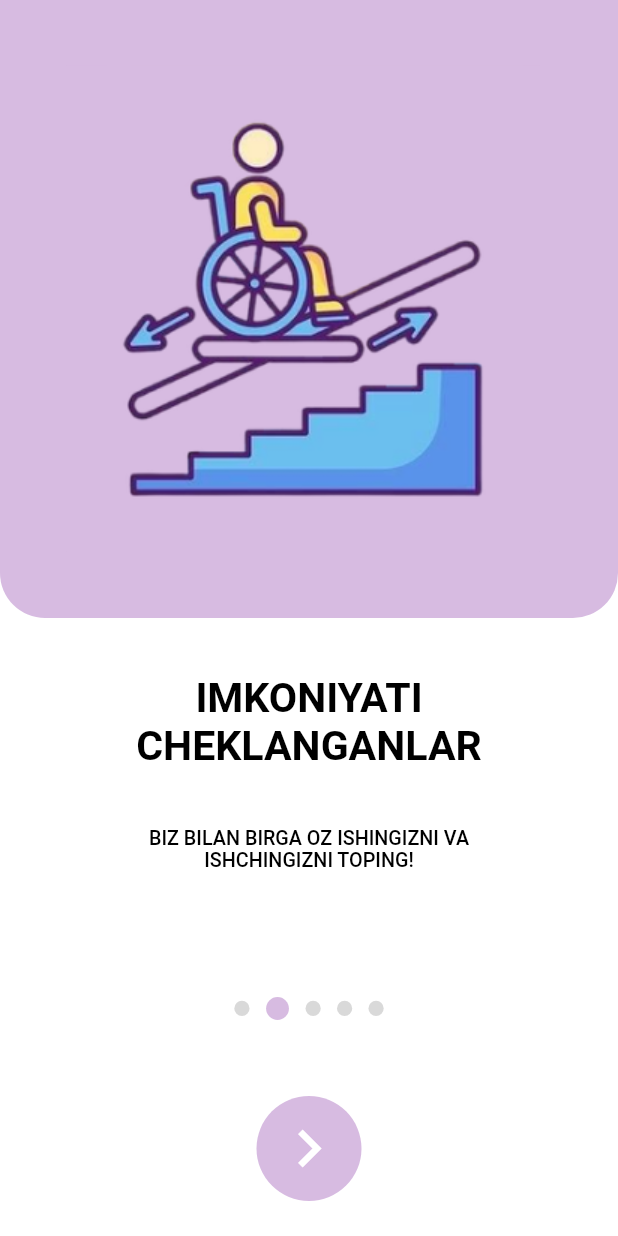
After one commit to IbrohimToxtasinov/ishbor, a Flutter app: the screen it shows after launch, after a tap on the "navigate next" icon, on a phone screen of 412 x 824 dp. The commit adds this screen. Run offline on Flutter 3.47's test engine with Material 2 defaults, Android fonts, the phone set to English and light mode, and no system bars; drawn by our look-alikes of zoom_tap_animation; our stand-ins replace bloc, connectivity_plus, easy_localization, equatable, flutter_bloc, flutter_screenutil and 3 more.

Commit message:
add some changes

```diff
--- a/lib/ui/on_boarding/on_boarding_page.dart
+++ /dev/null
@@ -1,18 +0,0 @@
-import 'package:flutter/material.dart';
-
-class OnBoardingScreen extends StatelessWidget {
-  const OnBoardingScreen({Key? key}) : super(key: key);
-
-  @override
-  Widget build(BuildContext context) {
-    return  Scaffold(
-      body: Column(
-        children: const [
-          Center(
-            child: Text("OnBoarding Screen"),
-          ),
-        ],
-      ),
-    );
-  }
-}
--- /dev/null
+++ b/lib/ui/onboarding/onboarding_screen.dart
@@ -0,0 +1,167 @@
+import 'package:flutter/material.dart';
+import 'package:flutter/services.dart';
+import 'package:flutter_screenutil/flutter_screenutil.dart';
+import 'package:ishbor/ui/onboarding/widgets/slider_widget.dart';
+import 'package:ishbor/ui/widgets/global_button.dart';
+import 'package:ishbor/utils/app_colors.dart';
+import 'package:ishbor/utils/app_image.dart';
+import 'package:ishbor/utils/constans.dart';
+import 'package:zoom_tap_animation/zoom_tap_animation.dart';
+
+class OnBoardingScreen extends StatefulWidget {
+  const OnBoardingScreen({super.key});
+
+  @override
+  State<OnBoardingScreen> createState() => _OnBoardingScreenState();
+}
+
+class _OnBoardingScreenState extends State<OnBoardingScreen> {
+  int _currentPage = 0;
+  String button = "Next";
+  final PageController _controller = PageController();
+
+  _onChanged(int index) {
+    setState(() {
+      _currentPage = index;
+    });
+  }
+
+  @override
+  Widget build(BuildContext context) {
+    final List<Widget> pages = [
+      const SliderWidget(
+        title: "ISH SERVISLARI",
+        image: AppImages.onBoarding1,
+      ),
+      const SliderWidget(
+        title: "IMKONIYATI CHEKLANGANLAR",
+        image: AppImages.onBoarding2,
+      ),
+      const SliderWidget(
+        title: "VAKANSIYA",
+        image: AppImages.onBoarding3,
+      ),
+      const SliderWidget(
+        title: "AI YORDAMCHI",
+        image: AppImages.onBoarding4,
+      ),
+      const SliderWidget(
+        title: "CHAT",
+        image: AppImages.onBoarding5,
+      ),
+    ];
+    return Scaffold(
+      backgroundColor: MyColors.white,
+      body: AnnotatedRegion<SystemUiOverlayStyle>(
+        value: const SystemUiOverlayStyle(
+          statusBarColor: Colors.transparent,
+          statusBarIconBrightness: Brightness.dark,
+          statusBarBrightness: Brightness.light,
+        ),
+        child: Stack(
+          children: <Widget>[
+            Positioned(
+              top: 0.h,
+              left: 0.w,
+              right: 0.w,
+              child: Container(
+                width: myWidth(context),
+                height: myHeight(context) * 0.5,
+                decoration: BoxDecoration(
+                  color: isEven(_currentPage + 1)
+                      ? const Color(0XFFD7BBE1)
+                      : const Color(0xFFB6BEE5),
+                  borderRadius: const BorderRadius.only(
+                    bottomRight: Radius.circular(30),
+                    bottomLeft: Radius.circular(30),
+                  ),
+                ),
+              ),
+            ),
+            PageView.builder(
+              scrollDirection: Axis.horizontal,
+              controller: _controller,
+              itemCount: pages.length,
+              physics: const BouncingScrollPhysics(),
+              onPageChanged: _onChanged,
+              itemBuilder: (context, int index) {
+                return Container(child: pages[index]);
+              },
+            ),
+            Positioned(
+              bottom: 0.h,
+              left: 0.w,
+              right: 0.w,
+              child: Column(
+                children: [
+                  Row(
+                    mainAxisAlignment: MainAxisAlignment.center,
+                    children: List<Widget>.generate(pages.length, (int index) {
+                      return AnimatedContainer(
+                        curve: Curves.linear,
+                        duration: const Duration(milliseconds: 300),
+                        height: index == _currentPage ? 15.h : 10.h,
+                        width: index == _currentPage ? 15.w : 10.w,
+                        margin: const EdgeInsets.symmetric(
+                          horizontal: 5,
+                        ),
+                        decoration: BoxDecoration(
+                          shape: BoxShape.circle,
+                          color: (index == _currentPage)
+                              ? isEven(_currentPage + 1)
+                                  ? const Color(0XFFD7BBE1)
+                                  : const Color(0xFFB6BEE5)
+                              : const Color(0XFFD9D9D9),
+                        ),
+                      );
+                    }),
+                  ),
+                  SizedBox(height: 50.h),
+                  ZoomTapAnimation(
+                    onTap: () {
+                      if (_currentPage == (pages.length - 1)) {
+                        Navigator.pushReplacementNamed(context, tabBox);
+                      } else {
+                        _controller.nextPage(
+                            duration: const Duration(milliseconds: 800),
+                            curve: Curves.easeInOutQuint);
+                      }
+                    },
+                    child: AnimatedContainer(
+                      duration: const Duration(milliseconds: 300),
+                      height: 70,
+                      alignment: Alignment.center,
+                      width: (_currentPage == (pages.length - 1)) ? 200 : 70,
+                      decoration: BoxDecoration(
+                        color: isEven(_currentPage + 1)
+                            ? const Color(0XFFD7BBE1)
+                            : const Color(0xFFC1C4DF),
+                        borderRadius: BorderRadius.circular(35),
+                      ),
+                      child: (_currentPage == (pages.length - 1))
+                          ? Text(
+                              button = "Get Stardred",
+                              style: const TextStyle(
+                                  color: Colors.white, fontSize: 20),
+                            )
+                          : const Icon(
+                              Icons.navigate_next,
+                              size: 50,
+                              color: Colors.white,
+                            ),
+                    ),
+                  ),
+                  SizedBox(height: 23.h),
+                ],
+              ),
+            ),
+          ],
+        ),
+      ),
+    );
+  }
+}
+
+bool isEven(int number) {
+  return number % 2 == 0;
+}
--- /dev/null
+++ b/lib/ui/onboarding/widgets/slider_widget.dart
@@ -0,0 +1,51 @@
+import 'package:flutter/material.dart';
+import 'package:flutter_screenutil/flutter_screenutil.dart';
+import 'package:ishbor/utils/app_colors.dart';
+import 'package:ishbor/utils/constans.dart';
+
+class SliderWidget extends StatelessWidget {
+  const SliderWidget({Key? key, required this.title, required this.image})
+      : super(key: key);
+
+  final String title;
+  final String image;
+
+  @override
+  Widget build(BuildContext context) {
+    return Column(
+      crossAxisAlignment: CrossAxisAlignment.center,
+      children: <Widget>[
+        SizedBox(
+            width: myWidth(context),
+            height: myHeight(context) * 0.5,
+            child: Image.asset(image, width: 238.w, height: 238.h)),
+        SizedBox(height: 37.h),
+        Padding(
+          padding: EdgeInsets.symmetric(horizontal: 24.w).w,
+          child: Text(
+            title,
+            textAlign: TextAlign.center,
+            style: TextStyle(
+              fontSize: 27.sp,
+              fontWeight: FontWeight.w700,
+              color: MyColors.black,
+            ),
+          ),
+        ),
+        SizedBox(height: 37.h),
+        Padding(
+          padding: EdgeInsets.symmetric(horizontal: 50.w).w,
+          child: Text(
+            "BIZ BILAN BIRGA OZ ISHINGIZNI VA ISHCHINGIZNI TOPING!",
+            textAlign: TextAlign.center,
+            style: TextStyle(
+              fontSize: 13.sp,
+              fontWeight: FontWeight.w500,
+              color: MyColors.black,
+            ),
+          ),
+        ),
+      ],
+    );
+  }
+}
--- a/lib/ui/router.dart
+++ b/lib/ui/router.dart
@@ -2,9 +2,8 @@ import 'package:flutter/material.dart';
 import 'package:ishbor/ui/auth/login/login_screen.dart';
 import 'package:ishbor/ui/auth/sign_up/sign_up_screen.dart';
 import 'package:ishbor/ui/no_internet/no_internet_screen.dart';
-
-import '../utils/constans.dart';
-import 'on_boarding/on_boarding_page.dart';
+import 'package:ishbor/ui/onboarding/onboarding_screen.dart';
+import 'package:ishbor/utils/constans.dart';
 import 'splash/splash_page.dart';
 import 'tab_box/tab_box.dart';
 
--- a/lib/ui/splash/splash_page.dart
+++ b/lib/ui/splash/splash_page.dart
@@ -3,6 +3,7 @@ import 'package:flutter/services.dart';
 import 'package:flutter_screenutil/flutter_screenutil.dart';
 import 'package:google_fonts/google_fonts.dart';
 import 'package:ishbor/utils/app_colors.dart';
+import 'package:ishbor/utils/app_image.dart';
 import 'package:ishbor/utils/app_text_styles.dart';
 import 'package:ishbor/utils/constans.dart';
 
@@ -19,7 +20,7 @@ class _SplashScreenState extends State<SplashScreen> {
     super.initState();
     Future.delayed(
       const Duration(seconds: 3),
-      () => Navigator.pushReplacementNamed(context, tabBox),
+      () => Navigator.pushReplacementNamed(context, onBoarding),
     );
   }
 
@@ -33,20 +34,30 @@ class _SplashScreenState extends State<SplashScreen> {
           statusBarIconBrightness: Brightness.dark,
           statusBarBrightness: Brightness.light,
         ),
-        child: Center(
-          child: Column(
-            mainAxisAlignment: MainAxisAlignment.center,
+        child: Container(
+          width: myWidth(context),
+          height: myHeight(context),
+          decoration: const BoxDecoration(
+              gradient: LinearGradient(
+            colors: [
+              Color(0XFFE3BEE8),
+              Color(0XFFE3BEE8),
+              Color(0XFFFFFFFF),
+              Color(0XFFFFFFFF),
+              Color(0XFFCED7ED),
+              Color(0XFFCED7ED),
+            ],
+            begin: Alignment.topLeft,
+            end: Alignment.bottomRight,
+          )),
+          child: Row(
+            mainAxisAlignment: MainAxisAlignment.spaceBetween,
             children: [
-              Text(
-                "Logo",
-                textAlign: TextAlign.center,
-                style: GoogleFonts.aBeeZee()
-              ),
-              Text(
-                "ishbor.uz",
-                textAlign: TextAlign.center,
-                style: GoogleFonts.aBeeZee()
-              ),
+              const SizedBox(),
+              const SizedBox(),
+              const SizedBox(),
+              Image.asset(AppImages.appLogo),
+              const SizedBox(),
             ],
           ),
         ),
--- a/lib/utils/app_image.dart
+++ b/lib/utils/app_image.dart
@@ -19,6 +19,11 @@ class AppImages {
   // PNG
   static const noInternet = 'assets/images/no_internet.png';
   static const appLogo = 'assets/images/app_logo.png';
+  static const onBoarding1 = 'assets/images/on_boarding1.png';
+  static const onBoarding2 = 'assets/images/on_boarding2.png';
+  static const onBoarding3 = 'assets/images/on_boarding3.png';
+  static const onBoarding4 = 'assets/images/on_boarding4.png';
+  static const onBoarding5 = 'assets/images/on_boarding5.png';
 
   // LOTTIE
   static const locationLoading = 'assets/loties/location_loading.json';
--- a/lib/utils/my_utils.dart
+++ b/lib/utils/my_utils.dart
@@ -8,12 +8,12 @@ import '../ui/tab_box/home/home_screen.dart';
 class MyUtils {
   static const List<Tab> tabs = [
     Tab(
-      child: Text('AKK GA KIRISH',
+      child: Text('Kirish',
       style: TextStyle(
         color: Colors.purpleAccent
       ),),
     ),
-    Tab(text: 'REGISTRATSIYA ',),
+    Tab(text: "Ro'yxatdan o'tish"),
   ];
   static  List<Widget> views = [
     const LoginScreen(),
```
Also changed, not shown: assets/images/app_logo.png, assets/images/on_boarding1.png (added), assets/images/on_boarding2.png (added), assets/images/on_boarding3.png (added), assets/images/on_boarding4.png (added), assets/images/on_boarding5.png (added), lib/ui/on_boarding/widgets/example_widget.dart (deleted), pubspec.lock.
